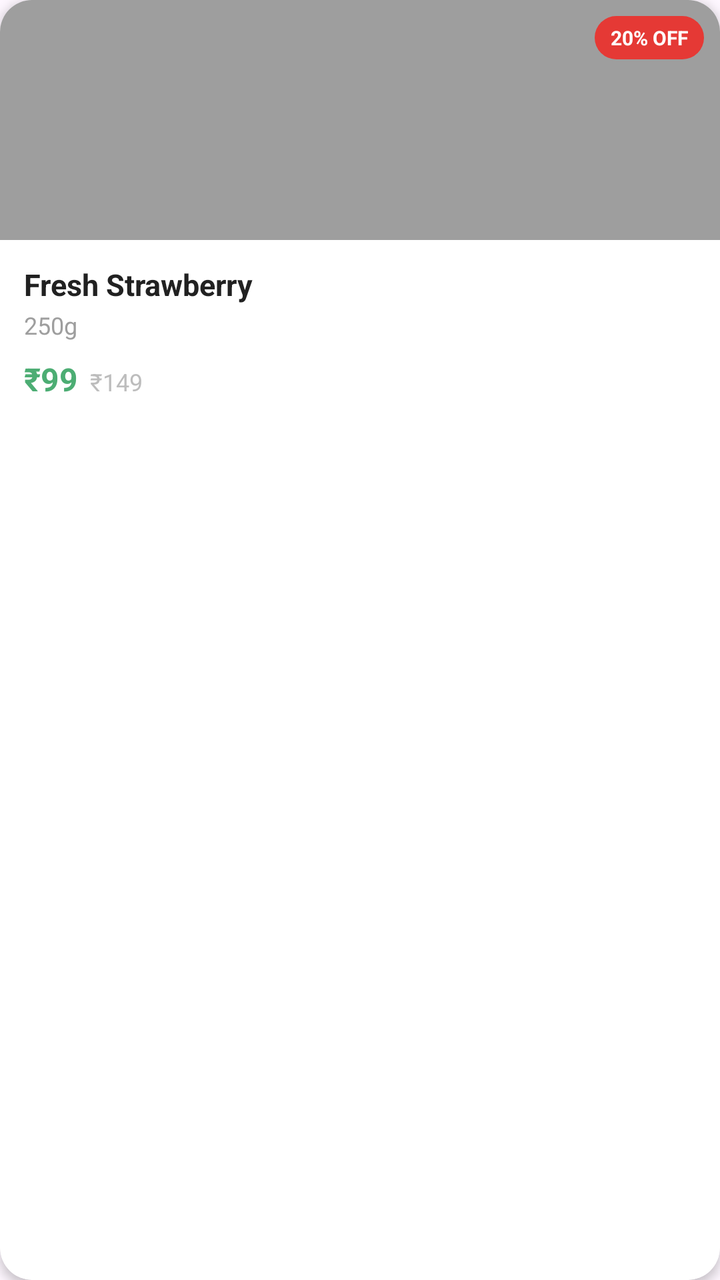
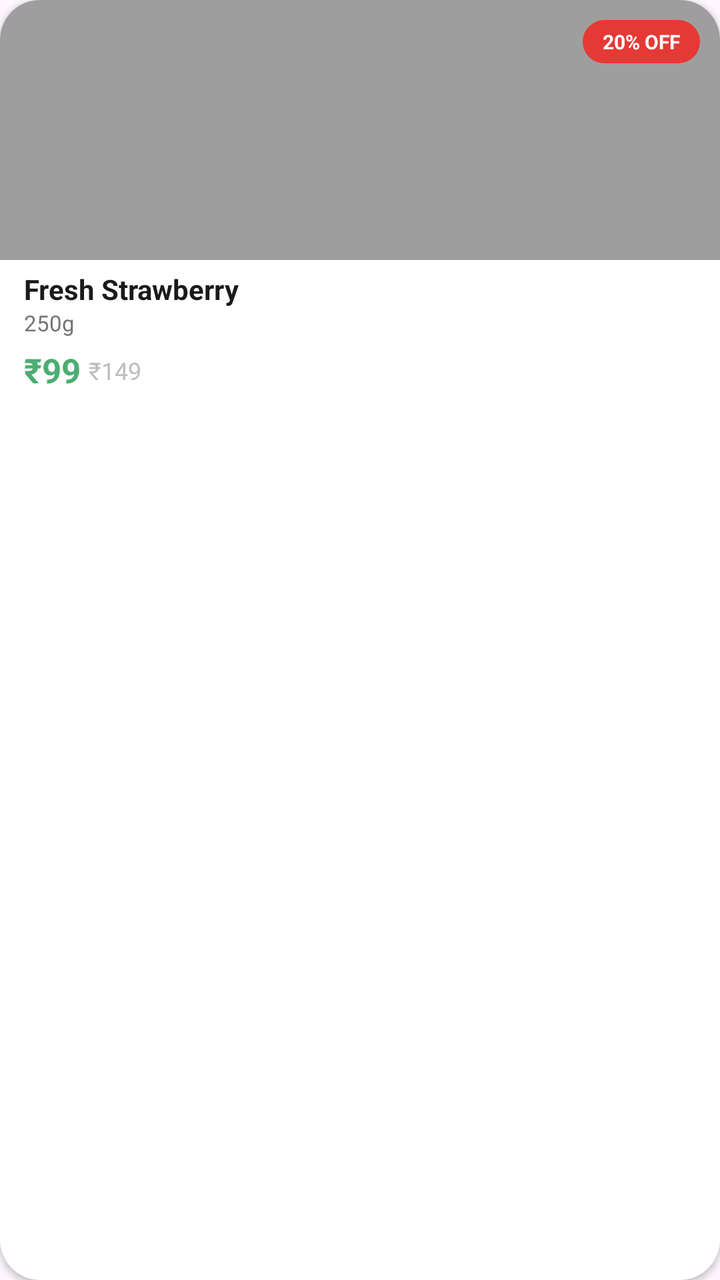

Two renders of the same Android screen: before a commit and after it. Below are the layout's source before the change and the commit's diff.
<!-- AndroidManifest.xml: application theme Theme.GrocHub -->
<!-- res/layout/item_special_deal.xml -->
<?xml version="1.0" encoding="utf-8"?>
<androidx.cardview.widget.CardView
    xmlns:android="http://schemas.android.com/apk/res/android"
    xmlns:app="http://schemas.android.com/apk/res-auto"
    android:layout_width="160dp"
    android:layout_height="wrap_content"
    android:layout_marginEnd="15dp"
    android:layout_marginBottom="10dp"
    android:clickable="true"
    android:focusable="true"
    android:foreground="?attr/selectableItemBackground"
    app:cardCornerRadius="16dp"
    app:cardElevation="3dp"
    app:cardBackgroundColor="@color/white">

    <LinearLayout
        android:layout_width="match_parent"
        android:layout_height="wrap_content"
        android:orientation="vertical">

        
        <FrameLayout
            android:layout_width="match_parent"
            android:layout_height="120dp">

            <ImageView
                android:id="@+id/iv_offer_image"
                android:layout_width="match_parent"
                android:layout_height="match_parent"
                android:scaleType="centerCrop"
                android:src="@drawable/gray_colour"/>

            
            <TextView
                android:id="@+id/tv_offer_percentage"
                android:layout_width="wrap_content"
                android:layout_height="wrap_content"
                android:text="20% OFF"
                android:textColor="@color/white"
                android:textSize="10sp"
                android:textStyle="bold"
                android:paddingHorizontal="8dp"
                android:paddingVertical="4dp"
                android:layout_margin="8dp"
                android:background="@drawable/bg_offer_percentage"
                android:layout_gravity="top|end"/>
        </FrameLayout>

        
        <LinearLayout
            android:layout_width="match_parent"
            android:layout_height="wrap_content"
            android:orientation="vertical"
            android:padding="12dp">

            <TextView
                android:id="@+id/tv_offer_name"
                android:layout_width="match_parent"
                android:layout_height="wrap_content"
                android:text="Fresh Strawberry"
                android:textStyle="bold"
                android:textColor="#212121"
                android:textSize="15sp"
                android:maxLines="1"
                android:ellipsize="end"/>

            <TextView
                android:id="@+id/tv_offer_unit"
                android:layout_width="match_parent"
                android:layout_height="wrap_content"
                android:text="250g"
                android:textSize="12sp"
                android:textColor="#9E9E9E"
                android:layout_marginTop="2dp"/>

            <LinearLayout
                android:layout_width="match_parent"
                android:layout_height="wrap_content"
                android:layout_marginTop="8dp"
                android:orientation="horizontal">

                <TextView
                    android:id="@+id/tv_special_price"
                    android:layout_width="wrap_content"
                    android:layout_height="wrap_content"
                    android:text="₹99"
                    android:textColor="@color/Primary"
                    android:textStyle="bold"
                    android:textSize="16sp"/>

                <TextView
                    android:id="@+id/tv_original_price"
                    android:layout_width="wrap_content"
                    android:layout_height="wrap_content"
                    android:text="₹149"
                    android:textSize="12sp"
                    android:textColor="#BDBDBD"
                    android:layout_marginStart="6dp"/>

            </LinearLayout>

        </LinearLayout>
    </LinearLayout>

</androidx.cardview.widget.CardView>
<!-- resources referenced by this layout -->
<resources>
  <color name="Primary">#4CAD73</color>
  <color name="white">#FFFFFFFF</color>
  <!-- drawable bg_offer_percentage (drawable) -->
  <?xml version="1.0" encoding="utf-8"?>
  <shape xmlns:android="http://schemas.android.com/apk/res/android">
      <solid android:color="#E53935"/>
      <corners android:radius="12dp"/>
  </shape>
  <!-- drawable gray_colour (drawable) -->
  <?xml version="1.0" encoding="UTF-8"?>
  <shape
      xmlns:android="http://schemas.android.com/apk/res/android">
      <solid
          android:color="@color/gray"
          />
  </shape>
  <style name="Theme.GrocHub" parent="Base.Theme.GrocHub" />
  <color name="gray">#FF9E9E9E</color>
  <style name="Base.Theme.GrocHub" parent="Theme.Material3.DayNight.NoActionBar">
          
          
      </style>
</resources>

<!-- the commit's change to res/layout/item_special_deal.xml (unified diff, before → after) -->
@@ -2,104 +2,92 @@
 <androidx.cardview.widget.CardView
     xmlns:android="http://schemas.android.com/apk/res/android"
     xmlns:app="http://schemas.android.com/apk/res-auto"
-    android:layout_width="160dp"
-    android:layout_height="wrap_content"
-    android:layout_marginEnd="15dp"
-    android:layout_marginBottom="10dp"
-    android:clickable="true"
-    android:focusable="true"
-    android:foreground="?attr/selectableItemBackground"
-    app:cardCornerRadius="16dp"
-    app:cardElevation="3dp"
-    app:cardBackgroundColor="@color/white">
+    android:layout_width="165dp"
+    android:layout_height="210dp"
+    android:layout_margin="8dp"
+    app:cardCornerRadius="20dp"
+    app:cardElevation="2dp"
+    app:cardBackgroundColor="@color/white"
+    >
 
-    <LinearLayout
+    <androidx.constraintlayout.widget.ConstraintLayout
         android:layout_width="match_parent"
-        android:layout_height="wrap_content"
-        android:orientation="vertical">
+        android:layout_height="wrap_content">
 
-        
-        <FrameLayout
+        <ImageView
+            android:id="@+id/iv_offer_image"
             android:layout_width="match_parent"
-            android:layout_height="120dp">
+            android:layout_height="130dp"
+            android:scaleType="centerCrop"
+            android:src="@drawable/gray_colour"
+            app:layout_constraintTop_toTopOf="parent" />
 
-            <ImageView
-                android:id="@+id/iv_offer_image"
-                android:layout_width="match_parent"
-                android:layout_height="match_parent"
-                android:scaleType="centerCrop"
-                android:src="@drawable/gray_colour"/>
+        <TextView
+            android:id="@+id/tv_offer_percentage"
+            android:layout_width="wrap_content"
+            android:layout_height="wrap_content"
+            android:layout_margin="10dp"
+            android:background="@drawable/bg_offer_percentage"
+            android:paddingHorizontal="10dp"
+            android:paddingVertical="4dp"
+            android:text="20% OFF"
+            android:textColor="@color/white"
+            android:textSize="10sp"
+            android:textStyle="bold"
+            app:layout_constraintEnd_toEndOf="parent"
+            app:layout_constraintTop_toTopOf="parent" />
 
-            
-            <TextView
-                android:id="@+id/tv_offer_percentage"
-                android:layout_width="wrap_content"
-                android:layout_height="wrap_content"
-                android:text="20% OFF"
-                android:textColor="@color/white"
-                android:textSize="10sp"
-                android:textStyle="bold"
-                android:paddingHorizontal="8dp"
-                android:paddingVertical="4dp"
-                android:layout_margin="8dp"
-                android:background="@drawable/bg_offer_percentage"
-                android:layout_gravity="top|end"/>
-        </FrameLayout>
+        <TextView
+            android:id="@+id/tv_offer_name"
+            android:layout_width="0dp"
+            android:layout_height="wrap_content"
+            android:layout_marginHorizontal="12dp"
+            android:layout_marginTop="5dp"
+            android:ellipsize="end"
+            android:maxLines="1"
+            android:text="Fresh Strawberry"
+            android:textColor="#1A1A1A"
+            android:textSize="14sp"
+            android:textStyle="bold"
+            app:layout_constraintEnd_toEndOf="parent"
+            app:layout_constraintStart_toStartOf="parent"
+            app:layout_constraintTop_toBottomOf="@id/iv_offer_image" />
 
-        
-        <LinearLayout
-            android:layout_width="match_parent"
+        <TextView
+            android:id="@+id/tv_offer_unit"
+            android:layout_width="wrap_content"
             android:layout_height="wrap_content"
-            android:orientation="vertical"
-            android:padding="12dp">
+            android:text="250g"
+            android:textColor="#757575"
+            android:textSize="11sp"
+            app:layout_constraintStart_toStartOf="@id/tv_offer_name"
+            app:layout_constraintTop_toBottomOf="@id/tv_offer_name" />
 
-            <TextView
-                android:id="@+id/tv_offer_name"
-                android:layout_width="match_parent"
-                android:layout_height="wrap_content"
-                android:text="Fresh Strawberry"
-                android:textStyle="bold"
-                android:textColor="#212121"
-                android:textSize="15sp"
-                android:maxLines="1"
-                android:ellipsize="end"/>
+        <TextView
+            android:id="@+id/tv_special_price"
+            android:layout_width="wrap_content"
+            android:layout_height="wrap_content"
+            android:layout_marginTop="5dp"
+            android:layout_marginBottom="12dp"
+            android:text="₹99"
+            android:textColor="@color/Primary"
+            android:textSize="17sp"
+            android:textStyle="bold"
+            app:layout_constraintBottom_toBottomOf="parent"
+            app:layout_constraintStart_toStartOf="@id/tv_offer_name"
+            app:layout_constraintTop_toBottomOf="@id/tv_offer_unit" />
 
-            <TextView
-                android:id="@+id/tv_offer_unit"
-                android:layout_width="match_parent"
-                android:layout_height="wrap_content"
-                android:text="250g"
-                android:textSize="12sp"
-                android:textColor="#9E9E9E"
-                android:layout_marginTop="2dp"/>
+        <TextView
+            android:id="@+id/tv_original_price"
+            android:layout_width="wrap_content"
+            android:layout_height="wrap_content"
+            android:layout_marginStart="4dp"
+            android:text="₹149"
+            android:textColor="#BDBDBD"
+            android:textSize="12sp"
+            app:layout_constraintBottom_toBottomOf="@id/tv_special_price"
+            app:layout_constraintStart_toEndOf="@id/tv_special_price"
+            app:layout_constraintTop_toTopOf="@id/tv_special_price" />
 
-            <LinearLayout
-                android:layout_width="match_parent"
-                android:layout_height="wrap_content"
-                android:layout_marginTop="8dp"
-                android:orientation="horizontal">
-
-                <TextView
-                    android:id="@+id/tv_special_price"
-                    android:layout_width="wrap_content"
-                    android:layout_height="wrap_content"
-                    android:text="₹99"
-                    android:textColor="@color/Primary"
-                    android:textStyle="bold"
-                    android:textSize="16sp"/>
-
-                <TextView
-                    android:id="@+id/tv_original_price"
-                    android:layout_width="wrap_content"
-                    android:layout_height="wrap_content"
-                    android:text="₹149"
-                    android:textSize="12sp"
-                    android:textColor="#BDBDBD"
-                    android:layout_marginStart="6dp"/>
-
-            </LinearLayout>
-
-        </LinearLayout>
-    </LinearLayout>
-
+    </androidx.constraintlayout.widget.ConstraintLayout>
 </androidx.cardview.widget.CardView>
